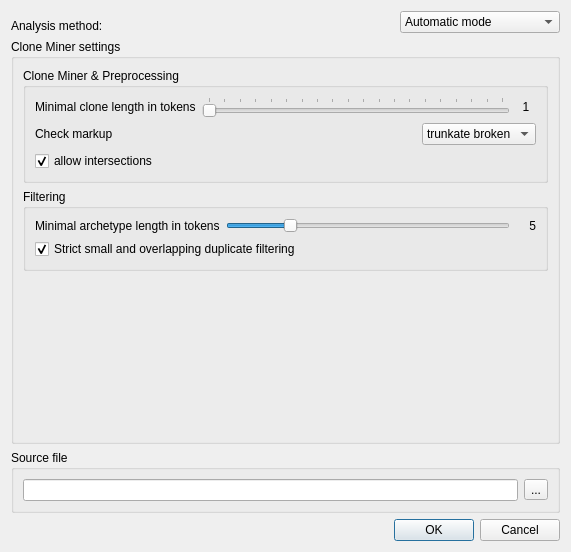
Before: the Qt Designer form doc-clone-miner/qtui/element_miner_settings.ui in spbu-se/pldoctoolkit, drawn with Qt 5.
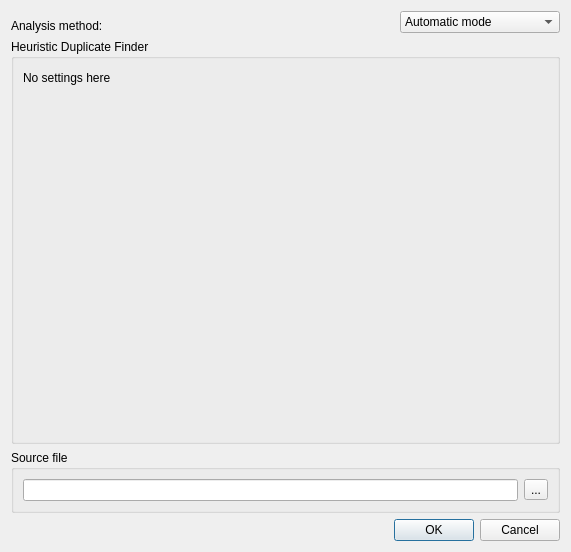
After: the same form once the commit is applied. The open tabs and pages were chosen to show the change.

The edit to the form file:
```diff
--- a/doc-clone-miner/qtui/element_miner_settings.ui
+++ b/doc-clone-miner/qtui/element_miner_settings.ui
@@ -7,7 +7,7 @@
     <x>0</x>
     <y>0</y>
     <width>571</width>
-    <height>484</height>
+    <height>488</height>
    </rect>
   </property>
   <property name="sizePolicy">
@@ -1065,6 +1065,64 @@
        </item>
       </layout>
      </widget>
+     <widget class="QWidget" name="phHeuristic">
+      <layout class="QHBoxLayout" name="horizontalLayout_3">
+       <property name="leftMargin">
+        <number>0</number>
+       </property>
+       <property name="topMargin">
+        <number>0</number>
+       </property>
+       <property name="rightMargin">
+        <number>0</number>
+       </property>
+       <property name="bottomMargin">
+        <number>0</number>
+       </property>
+       <item>
+        <widget class="QGroupBox" name="groupBox_6">
+         <property name="title">
+          <string>Heuristic Duplicate Finder</string>
+         </property>
+         <layout class="QGridLayout" name="gridLayout_2">
+          <item row="0" column="0">
+           <widget class="QLabel" name="label_15">
+            <property name="text">
+             <string>No settings here</string>
+            </property>
+           </widget>
+          </item>
+          <item row="1" column="0">
+           <spacer name="verticalSpacer">
+            <property name="orientation">
+             <enum>Qt::Vertical</enum>
+            </property>
+            <property name="sizeHint" stdset="0">
+             <size>
+              <width>20</width>
+              <height>40</height>
+             </size>
+            </property>
+           </spacer>
+          </item>
+          <item row="0" column="1">
+           <spacer name="horizontalSpacer">
+            <property name="orientation">
+             <enum>Qt::Horizontal</enum>
+            </property>
+            <property name="sizeHint" stdset="0">
+             <size>
+              <width>40</width>
+              <height>20</height>
+             </size>
+            </property>
+           </spacer>
+          </item>
+         </layout>
+        </widget>
+       </item>
+      </layout>
+     </widget>
     </widget>
    </item>
    <item>
```
Left out of the diff: 5 changed lines with no effect on the pictures.
